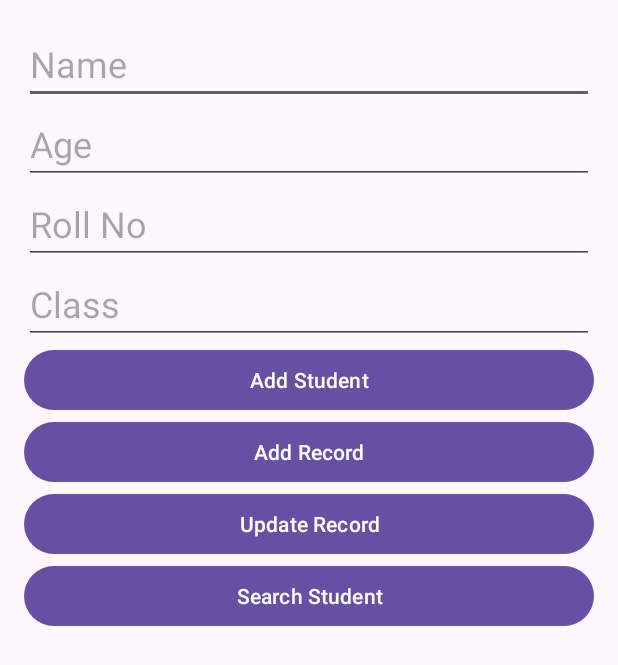
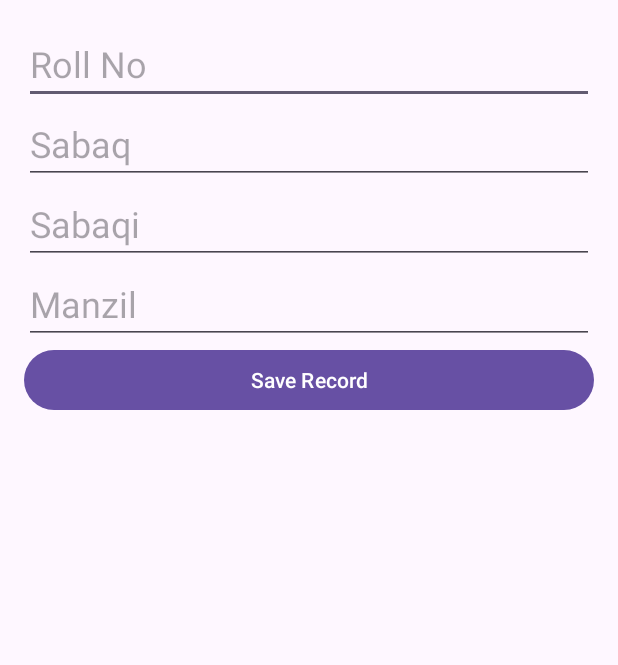
Before and after one commit to ZummerHanif/HifzTracker, an Android app: the screen it shows after launch (MainActivity before the commit, AddRecordActivity after it), after a tap on "Add Record", on a phone screen of 412 x 824 dp. Shown: the top 665 px of the screen. Run offline under Robolectric (Android 15) with nearby library versions, the phone set to English and light mode, and no system bars.

Commit message:
Added the functionality of adding a specific student record.

```diff
--- a/app/src/main/AndroidManifest.xml
+++ b/app/src/main/AndroidManifest.xml
@@ -21,10 +21,12 @@
                 <category android:name="android.intent.category.LAUNCHER" />
             </intent-filter>
         </activity>
-        <activity android:name=".SearchActivity">
+        <activity android:name=".SearchActivity"
+            android:exported="true">
 
         </activity>
-        <activity android:name=".AddRecordActivity">
+        <activity android:name=".AddRecordActivity"
+            android:exported="true">
 
         </activity>
     </application>
--- a/app/src/main/java/com/example/hifztracker/AddRecordActivity.java
+++ b/app/src/main/java/com/example/hifztracker/AddRecordActivity.java
@@ -1,4 +1,82 @@
 package com.example.hifztracker;
 
-public class AddRecordActivity {
+import android.os.Bundle;
+import android.text.TextUtils;
+import android.view.View;
+import android.widget.Button;
+import android.widget.EditText;
+import android.widget.Toast;
+
+import androidx.appcompat.app.AppCompatActivity;
+
+import com.example.hifztracker.DatabaseHelper;
+import com.example.hifztracker.R;
+
+public class AddRecordActivity extends AppCompatActivity {
+    private EditText editTextRollNo;
+    private EditText editTextSabaq;
+    private EditText editTextSabaqi;
+    private EditText editTextManzil;
+    private Button btnSaveRecord;
+    private DatabaseHelper dbHelper;
+
+    @Override
+    protected void onCreate(Bundle savedInstanceState) {
+        super.onCreate(savedInstanceState);
+        setContentView(R.layout.activity_add_record);
+
+        dbHelper = new DatabaseHelper(this);
+
+        editTextRollNo = findViewById(R.id.editTextRollNo);
+        editTextSabaq = findViewById(R.id.editTextSabaq);
+        editTextSabaqi = findViewById(R.id.editTextSabaqi);
+        editTextManzil = findViewById(R.id.editTextManzil);
+        btnSaveRecord = findViewById(R.id.btnSaveRecord);
+
+        btnSaveRecord.setOnClickListener(new View.OnClickListener() {
+            @Override
+            public void onClick(View v) {
+                addRecord();
+            }
+        });
+    }
+
+    private void addRecord() {
+        String rollNoStr = editTextRollNo.getText().toString().trim();
+        String sabaq = editTextSabaq.getText().toString().trim();
+        String sabaqi = editTextSabaqi.getText().toString().trim();
+        String manzil = editTextManzil.getText().toString().trim();
+
+        // Validate input fields
+        if (TextUtils.isEmpty(rollNoStr) || TextUtils.isEmpty(sabaq) || TextUtils.isEmpty(sabaqi) || TextUtils.isEmpty(manzil)) {
+            Toast.makeText(AddRecordActivity.this, "Please enter all fields", Toast.LENGTH_SHORT).show();
+            return;
+        }
+
+        int rollNo = Integer.parseInt(rollNoStr);
+
+        // Check if the student with the given roll number exists in the database
+        if (!dbHelper.isStudentExists(rollNo)) {
+            Toast.makeText(AddRecordActivity.this, "Student with Roll No " + rollNo + " does not exist", Toast.LENGTH_SHORT).show();
+            return;
+        }
+
+        // Add the record to the database
+        int manzilValue = Integer.parseInt(manzil);
+        int isRecordAdded = dbHelper.addRecord(rollNo, sabaq, sabaqi, manzilValue);
+
+        if (isRecordAdded != -1) {
+            Toast.makeText(AddRecordActivity.this, "Record added successfully", Toast.LENGTH_SHORT).show();
+            clearFields();
+        } else {
+            Toast.makeText(AddRecordActivity.this, "Failed to add record", Toast.LENGTH_SHORT).show();
+        }
+    }
+
+    private void clearFields() {
+        editTextRollNo.setText("");
+        editTextSabaq.setText("");
+        editTextSabaqi.setText("");
+        editTextManzil.setText("");
+    }
 }
--- /dev/null
+++ b/app/src/main/res/layout/activity_add_record.xml
@@ -0,0 +1,44 @@
+<?xml version="1.0" encoding="utf-8"?>
+<LinearLayout xmlns:android="http://schemas.android.com/apk/res/android"
+    xmlns:tools="http://schemas.android.com/tools"
+    android:layout_width="match_parent"
+    android:layout_height="match_parent"
+    android:orientation="vertical"
+    android:padding="16dp">
+
+    <EditText
+        android:id="@+id/editTextRollNo"
+        android:layout_width="match_parent"
+        android:layout_height="wrap_content"
+        android:hint="Roll No"
+        android:textSize="24sp"
+        android:inputType="number" />
+
+    <EditText
+        android:id="@+id/editTextSabaq"
+        android:layout_width="match_parent"
+        android:layout_height="wrap_content"
+        android:hint="Sabaq"
+        android:textSize="24sp" />
+
+    <EditText
+        android:id="@+id/editTextSabaqi"
+        android:layout_width="match_parent"
+        android:layout_height="wrap_content"
+        android:hint="Sabaqi"
+        android:textSize="24sp" />
+
+    <EditText
+        android:id="@+id/editTextManzil"
+        android:layout_width="match_parent"
+        android:layout_height="wrap_content"
+        android:hint="Manzil"
+        android:textSize="24sp" />
+
+    <Button
+        android:id="@+id/btnSaveRecord"
+        android:layout_width="match_parent"
+        android:layout_height="wrap_content"
+        android:text="Save Record" />
+
+</LinearLayout>
--- a/app/src/main/res/layout/activity_main.xml
+++ b/app/src/main/res/layout/activity_main.xml
@@ -95,6 +95,6 @@
         android:layout_width="match_parent"
         android:layout_height="wrap_content"
         android:layout_marginTop="16dp"
-        tools:listitem="@layout/item_student" />
+        android:layout="@layout/item_student" />
 
 </LinearLayout>
--- /dev/null
+++ b/app/src/main/res/values/refs.xml
@@ -0,0 +1,2 @@
+<?xml version="1.0" encoding="utf-8"?>
+<resources></resources>
```
Also changed, not shown: app/src/main/java/com/example/hifztracker/DatabaseHelper.java (+45 -2 lines), app/src/main/java/com/example/hifztracker/MainActivity.java (+10 -2 lines), app/src/main/res/layout/item_student.xml (+13 -21 lines).
